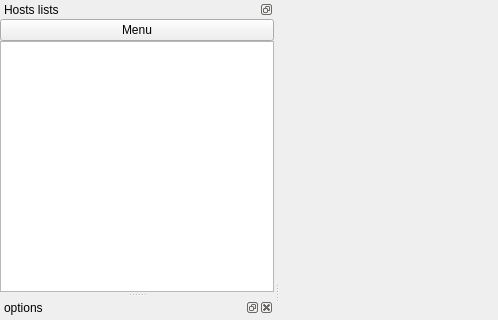
This is myrdp.ui in devqore/myrdp as Qt 5 draws it before an edit; both pictures show x 0 to 498 and y 0 to 320 of the 819 by 584 pixel window. The edited form follows.
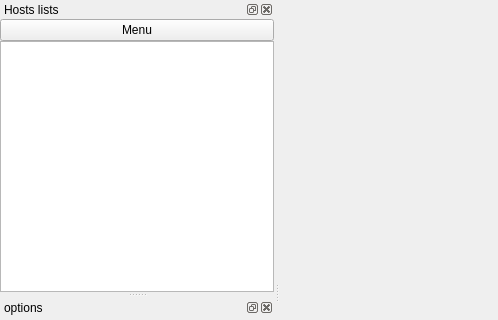
This is the edited form. Icons and pictures are not drawn.

```diff
--- a/myrdp.ui
+++ b/myrdp.ui
@@ -28,7 +28,7 @@
     <bool>true</bool>
    </property>
    <property name="features">
-    <set>QDockWidget::DockWidgetFloatable|QDockWidget::DockWidgetMovable</set>
+    <set>QDockWidget::AllDockWidgetFeatures</set>
    </property>
    <property name="windowTitle">
     <string>Hosts lists</string>
```
Left out of the diff: 6 changed lines with no effect on the pictures.
